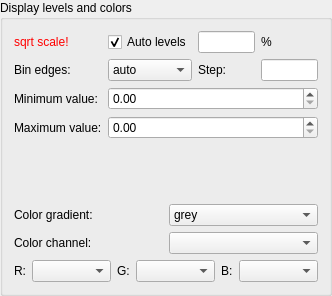
Above: lavuelib/ui/LevelsGroupBox.ui from syncope/lavue before the change. Below: the same form after it.
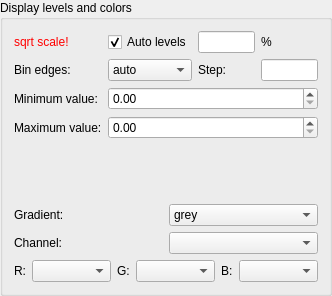
That is the form after the change.

Commit message: add channel labels from metadata

Diff of the .ui file:
```diff
--- a/lavuelib/ui/LevelsGroupBox.ui
+++ b/lavuelib/ui/LevelsGroupBox.ui
@@ -220,11 +220,17 @@
     <layout class="QGridLayout" name="colorGridLayout">
      <item row="0" column="0">
       <widget class="QLabel" name="gradientLabel">
+       <property name="sizePolicy">
+        <sizepolicy hsizetype="Preferred" vsizetype="Preferred">
+         <horstretch>0</horstretch>
+         <verstretch>0</verstretch>
+        </sizepolicy>
+       </property>
        <property name="toolTip">
         <string>gradient for the color distribution of the image</string>
        </property>
        <property name="text">
-        <string>Color gradient:</string>
+        <string>Gradient:</string>
        </property>
        <property name="buddy">
         <cstring>gradientComboBox</cstring>
@@ -305,11 +311,17 @@
      </item>
      <item row="1" column="0">
       <widget class="QLabel" name="channelLabel">
+       <property name="sizePolicy">
+        <sizepolicy hsizetype="Preferred" vsizetype="Preferred">
+         <horstretch>0</horstretch>
+         <verstretch>0</verstretch>
+        </sizepolicy>
+       </property>
        <property name="toolTip">
         <string>color channel for multi color images like RGB or CMYK</string>
        </property>
        <property name="text">
-        <string>Color channel:</string>
+        <string>Channel:</string>
        </property>
        <property name="buddy">
         <cstring>channelComboBox</cstring>
```
Left out of the diff: 12 changed lines with no effect on the pictures. The commit also changes 6 other files.
